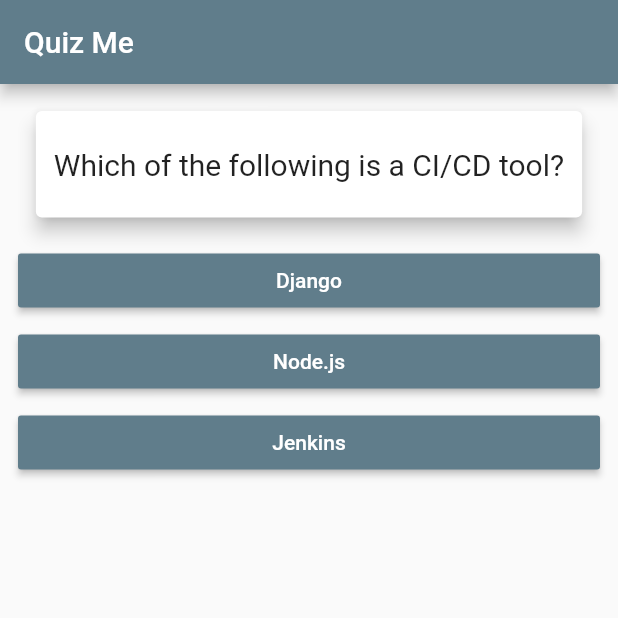
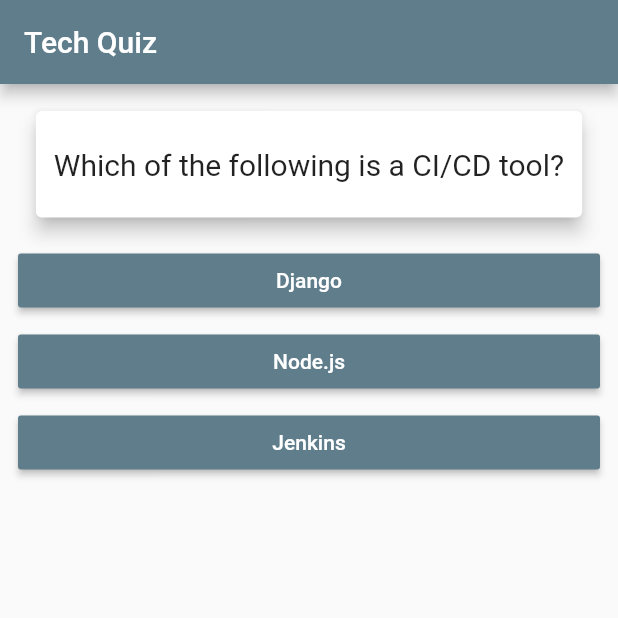
Before and after one commit to eyobofficial/Flutter-Quiz-App, a Flutter app: the screen it shows after launch, on a phone screen of 412 x 824 dp, the top half of it. Run offline on Flutter 3.47's test engine with Material 2 defaults, Android fonts, the phone set to English and light mode, and no system bars.

Commit message:
Update the README.md file

```diff
--- a/lib/main.dart
+++ b/lib/main.dart
@@ -11,7 +11,7 @@ class QuizApp extends StatelessWidget {
   @override
   Widget build(BuildContext context) {
     return MaterialApp(
-      title: 'Quiz App',
+      title: 'Tech Quiz',
       theme: ThemeData(
         primaryColor: Colors.blueGrey,
       ),
@@ -67,7 +67,7 @@ class _HomePageState extends State<HomePage> {
   @override
   Widget build(BuildContext context) {
     return Scaffold(
-      appBar: AppBar(title: Text('Quiz Me')),
+      appBar: AppBar(title: Text('Tech Quiz')),
       body: isDone ? Result(_score, reset) : Quiz(_questions[_index], submitAnswer),
     );
   }
```
Also changed, not shown: 1 other file.
